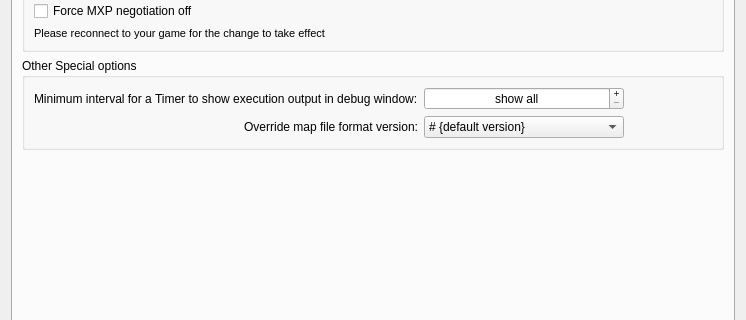
Above: src/ui/profile_preferences.ui from Mudlet/Mudlet before the change; both pictures show x 0 to 746 and y 152 to 472 of the 746 by 596 pixel window. Below: the same form after it.
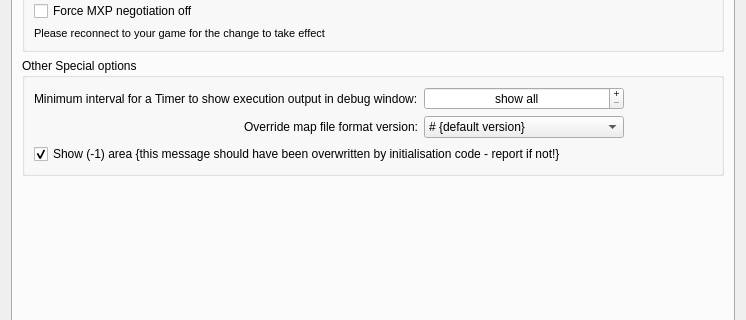
That is the form after the change. The open tabs and pages were chosen to show the change. Icons and pictures are not drawn.

Commit message: UserRequest: Allow Default Area to be hidden in mapper area control

```diff
--- a/src/ui/profile_preferences.ui
+++ b/src/ui/profile_preferences.ui
@@ -2047,6 +2047,16 @@
             </item>
            </widget>
           </item>
+          <item row="2" column="0" colspan="2">
+           <widget class="QCheckBox" name="checkBox_showDefaultArea">
+            <property name="text">
+             <string>Show (-1) area {this message should have been overwritten by initialisation code - report if not!}</string>
+            </property>
+            <property name="checked">
+             <bool>true</bool>
+            </property>
+           </widget>
+          </item>
          </layout>
         </widget>
        </item>
```
The commit also changes 6 other files.
